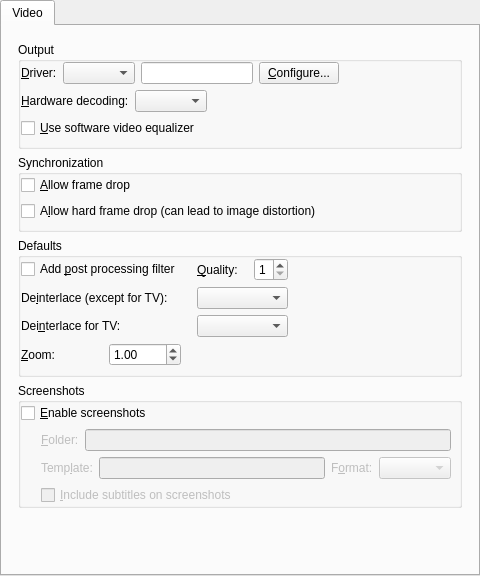
This is src/gui/pref/video.ui in wilbert2000/wzplayer as Qt 5 draws it before an edit. The edited form follows.
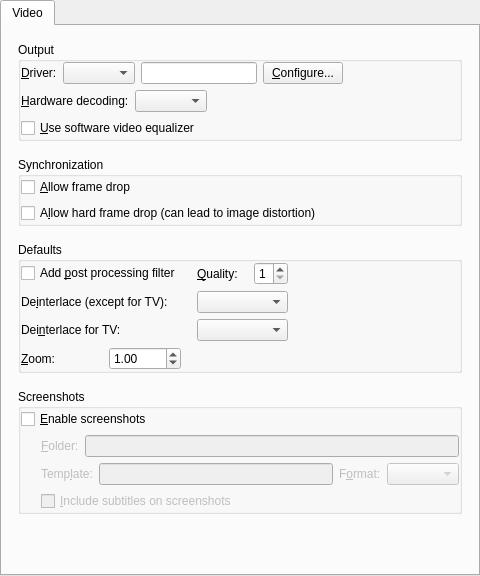
This is the edited form. Custom widgets are drawn as their Qt base class.

Commit message: Simplify spacing and margins, minor text change

Diff of the .ui file:
```diff
--- a/src/gui/pref/video.ui
+++ b/src/gui/pref/video.ui
@@ -27,6 +27,9 @@
        <string>Video</string>
       </attribute>
       <layout class="QVBoxLayout">
+       <property name="spacing">
+        <number>16</number>
+       </property>
        <property name="margin">
         <number>16</number>
        </property>
@@ -45,18 +48,9 @@
           <bool>true</bool>
          </property>
          <layout class="QVBoxLayout" name="output_verticalLayout">
-          <property name="leftMargin">
+          <property name="margin">
            <number>0</number>
           </property>
-          <property name="topMargin">
-           <number>0</number>
-          </property>
-          <property name="rightMargin">
-           <number>8</number>
-          </property>
-          <property name="bottomMargin">
-           <number>8</number>
-          </property>
           <item>
            <layout class="QHBoxLayout" name="vo_layout">
             <item>
@@ -165,18 +159,9 @@
           <bool>true</bool>
          </property>
          <layout class="QVBoxLayout" name="synchronization_verticalLayout">
-          <property name="leftMargin">
+          <property name="margin">
            <number>0</number>
           </property>
-          <property name="topMargin">
-           <number>0</number>
-          </property>
-          <property name="rightMargin">
-           <number>8</number>
-          </property>
-          <property name="bottomMargin">
-           <number>8</number>
-          </property>
           <item>
            <widget class="QCheckBox" name="framedrop_check">
             <property name="text">
@@ -209,21 +194,12 @@
           <bool>true</bool>
          </property>
          <layout class="QGridLayout" name="gridLayout">
-          <property name="leftMargin">
-           <number>0</number>
-          </property>
-          <property name="topMargin">
-           <number>0</number>
-          </property>
-          <property name="rightMargin">
-           <number>8</number>
-          </property>
-          <property name="bottomMargin">
-           <number>8</number>
-          </property>
           <property name="horizontalSpacing">
            <number>16</number>
           </property>
+          <property name="margin">
+           <number>0</number>
+          </property>
           <item row="0" column="0" colspan="2">
            <widget class="QCheckBox" name="postprocessing_check">
             <property name="text">
@@ -345,16 +321,7 @@
           <bool>true</bool>
          </property>
          <layout class="QVBoxLayout" name="screenshots_verticalLayout">
-          <property name="leftMargin">
-           <number>0</number>
-          </property>
-          <property name="topMargin">
-           <number>0</number>
-          </property>
-          <property name="rightMargin">
-           <number>8</number>
-          </property>
-          <property name="bottomMargin">
+          <property name="margin">
            <number>0</number>
           </property>
           <item>
```
The commit also changes 2 other files.
